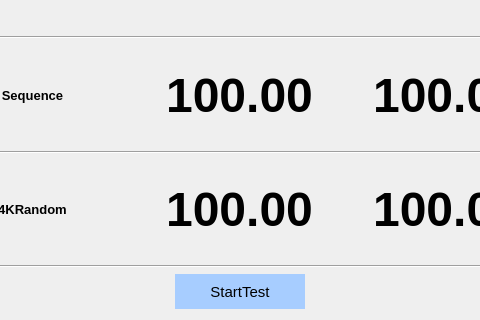
Above: BLHardwareScaner/BLHardwareScaner/Ui/TestItem/DiskSpeed.ui from BurnellLiu/LiuProject before the change; both pictures show x 82 to 562 and y 138 to 458 of the 643 by 458 pixel window. Below: the same form after it.
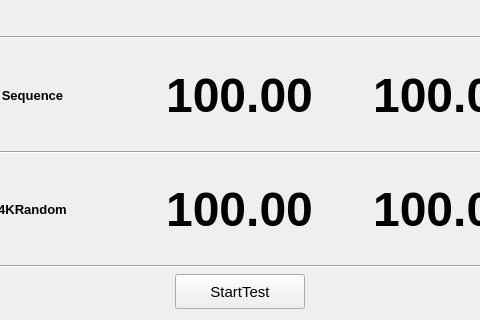
That is the form after the change.

```diff
--- a/BLHardwareScaner/BLHardwareScaner/Ui/TestItem/DiskSpeed.ui
+++ b/BLHardwareScaner/BLHardwareScaner/Ui/TestItem/DiskSpeed.ui
@@ -328,15 +328,7 @@
           </font>
          </property>
          <property name="styleSheet">
-          <string notr="true">QPushButton#pushButtonTest
-{
-	border-style: none;
-    background-color: rgb(167, 205, 255)
-}
-QPushButton#pushButtonTest:hover
-{
-    background-color: rgb(115, 176, 255)
-}</string>
+          <string notr="true"/>
          </property>
          <property name="text">
           <string>StartTest</string>
```
